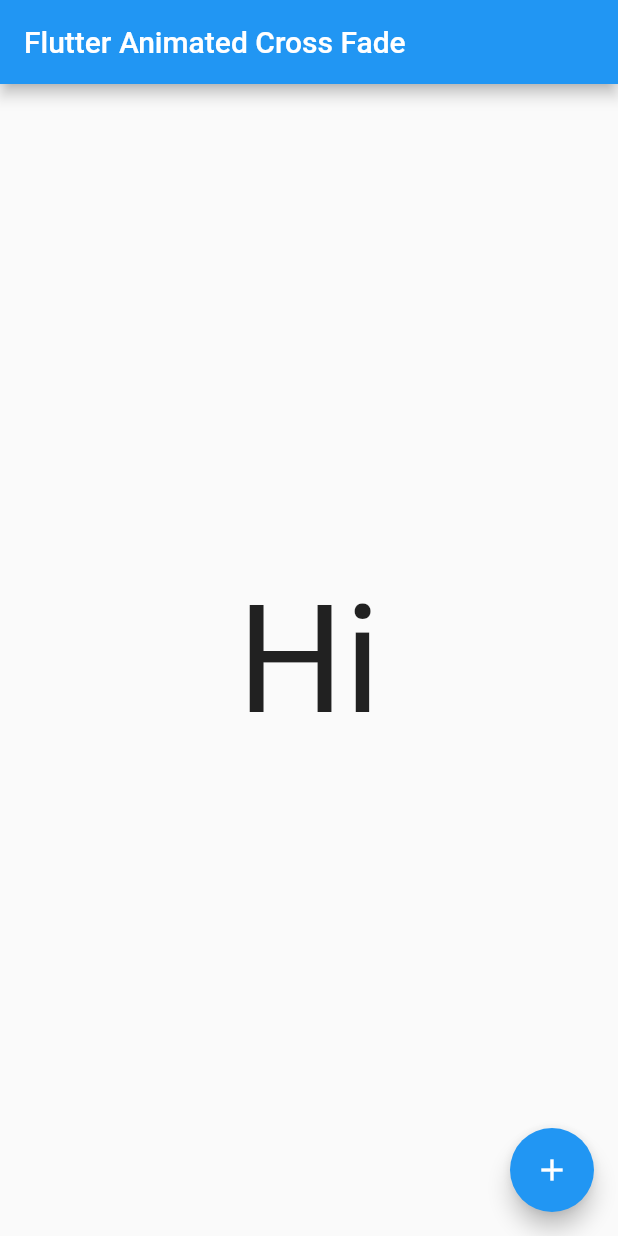
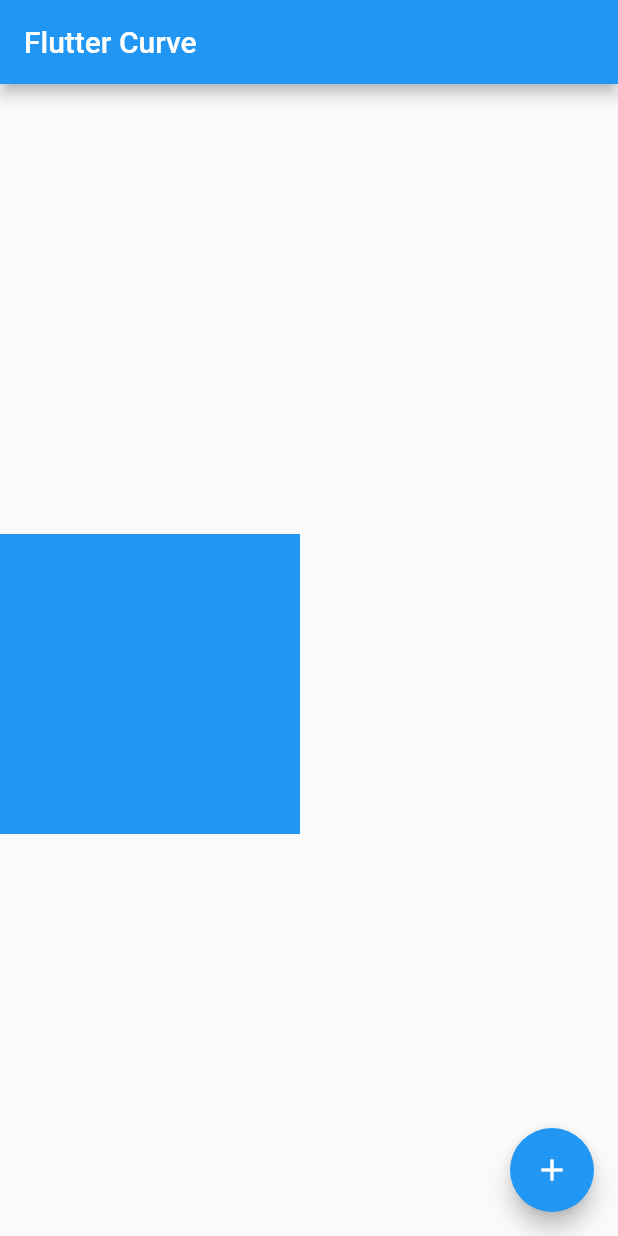
Before and after one commit to cleong98/flutter_animation, a Flutter app: the MyHomePage screen opened directly, after a tap on the "add" icon, on a phone screen of 412 x 824 dp. Run offline on Flutter 3.47's test engine with Material 2 defaults, Android fonts, the phone set to English and light mode, and no system bars.

Commit message:
animation curve example

```diff
--- a/lib/main.dart
+++ b/lib/main.dart
@@ -13,7 +13,7 @@ class MyApp extends StatelessWidget {
       theme: ThemeData(
         primarySwatch: Colors.blue,
       ),
-      home: const MyHomePage(title: 'Flutter Animated Cross Fade'),
+      home: const MyHomePage(title: 'Flutter Curve'),
     );
   }
 }
@@ -27,11 +27,12 @@ class MyHomePage extends StatefulWidget {
 }
 
 class _MyHomePageState extends State<MyHomePage> {
-  bool _isSwitch = false;
+  double _top = 0;
 
-  void _switchChanged() {
+  void _topChange() {
     setState(() {
-      _isSwitch = !_isSwitch;
+      _top += 300;
+      if(_top > 300) _top = 0;
     });
   }
 
@@ -41,36 +42,19 @@ class _MyHomePageState extends State<MyHomePage> {
       appBar: AppBar(
         title: Text(widget.title),
       ),
-      body: Center(
-        child: AnimatedCrossFade(
-          crossFadeState: _isSwitch ? CrossFadeState.showFirst : CrossFadeState.showSecond,
-          duration: const Duration(seconds: 1),
-          firstChild: const Text('Hi', style: TextStyle(fontSize: 100),),
-          secondChild: const Text('Halo', style: TextStyle(fontSize: 100),),
-          firstCurve: Curves.easeOutQuad,
-          secondCurve: Curves.easeInQuad,
-          sizeCurve: Curves.bounceInOut,
-          layoutBuilder: (topChild, topChildkey, bottomChild, bottomChildKey) {
-            return Stack(
-              clipBehavior: Clip.hardEdge,
-              alignment: Alignment.center,
-              children: [
-                Positioned(
-                  key: bottomChildKey,
-                  top: 0,
-                  child: bottomChild,
-                ),
-                Positioned(
-                  key: topChildkey,
-                  child: topChild,
-                ),
-              ],
-            );
-          },
+      body: AnimatedPadding(
+        duration: const Duration(seconds: 1),
+        padding: EdgeInsets.only(top: _top),
+        // we can using curves to control which curve we want it.
+        curve: Curves.bounceIn,
+        child: Container(
+          width: 200,
+          height: 200,
+          color: Colors.blue,
         ),
       ),
       floatingActionButton: FloatingActionButton(
-        onPressed: _switchChanged,
+        onPressed: _topChange,
         tooltip: 'Change',
         child: const Icon(Icons.add),
       ),
```
Also changed, not shown: 1 other file.
